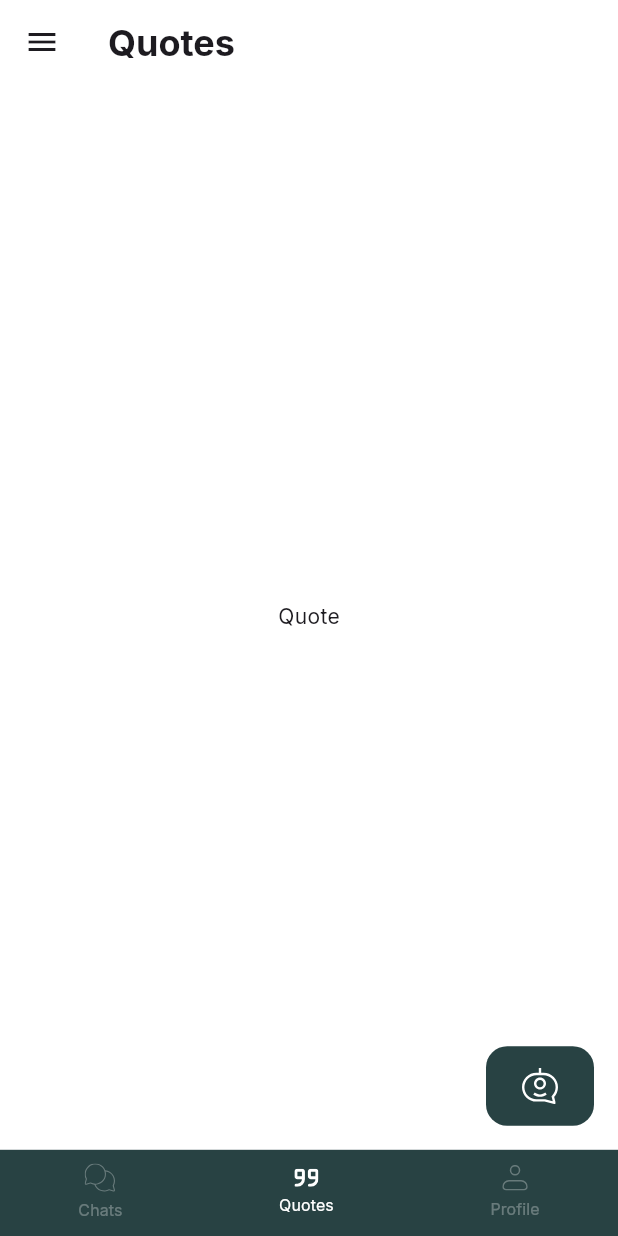
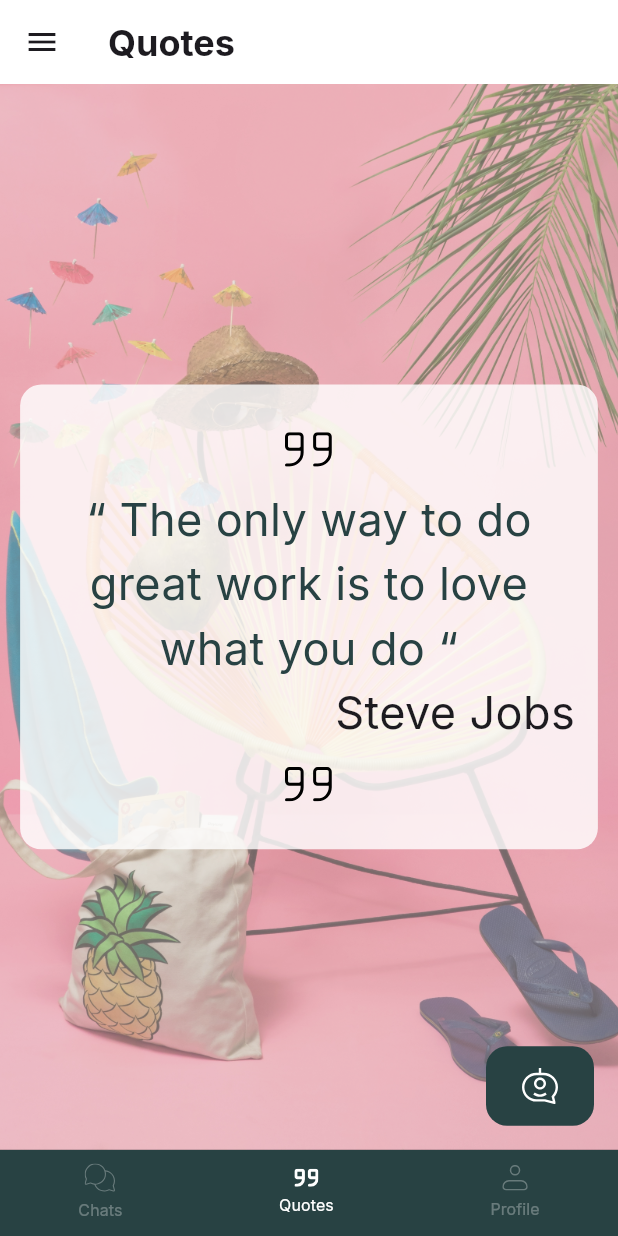
Before and after one commit to EzatRashad/Tranqulity, a Flutter app: the LayoutView screen opened directly, after a tap on "Quotes", on a phone screen of 412 x 824 dp. Run offline on Flutter 3.47's test engine with Material 3 defaults, Android fonts, the phone set to English and light mode, and no system bars; our stand-ins replace flutter_screenutil, flutter_svg.

Commit message:
first commit add quote and chat view

```diff
--- /dev/null
+++ b/devtools_options.yaml
@@ -0,0 +1,3 @@
+description: This file stores settings for Dart & Flutter DevTools.
+documentation: https://docs.flutter.dev/tools/devtools/extensions#configure-extension-enablement-states
+extensions:
--- a/lib/main.dart
+++ b/lib/main.dart
@@ -1,6 +1,7 @@
 import 'package:flutter/material.dart';
 import 'package:flutter_screenutil/flutter_screenutil.dart';
 import 'package:tranqulity/core/style/app_theme.dart';
+import 'package:tranqulity/views/login/login.dart';
 import 'package:tranqulity/views/splash.dart';
 
 void main() {
--- a/lib/views/chat/chat_view.dart
+++ b/lib/views/chat/chat_view.dart
@@ -1,30 +1,27 @@
 import 'package:flutter/material.dart';
 import 'package:flutter_screenutil/flutter_screenutil.dart';
+import 'package:tranqulity/core/style/app_colors.dart';
 import 'package:tranqulity/core/utils/utils.dart';
 import 'package:tranqulity/core/widgets/custom_image_widget.dart';
+import 'package:tranqulity/views/chat/widgets/chats_list.dart';
+import 'package:tranqulity/views/chat/widgets/empty_chat.dart';
 
-class ChatView extends StatelessWidget {
+class ChatView extends StatefulWidget {
   const ChatView({super.key});
+
+  @override
+  State<ChatView> createState() => _ChatViewState();
+}
+
+class _ChatViewState extends State<ChatView> {
+  bool emptyChat = false;
 
   @override
   Widget build(BuildContext context) {
     return Scaffold(
-
-      body: Center(
-        child: Column(
-          mainAxisSize: MainAxisSize.min,
-          children: [
-            AppImage(imageName: "chat_body.png"),
-            8.ph,
-            Text(
-              "You don’t have any Chats yet.",
-              style: Theme.of(
-                context,
-              ).textTheme.titleMedium!.copyWith(fontSize: 20.sp),
-            ),
-          ],
-        ),
-      ),
+      body: emptyChat
+          ? EmptyChat()
+          : ChatsList(),
     );
   }
 }
--- /dev/null
+++ b/lib/views/chat/widgets/chats_list.dart
@@ -0,0 +1,54 @@
+import 'package:flutter/material.dart';
+import 'package:flutter_screenutil/flutter_screenutil.dart';
+import 'package:tranqulity/core/style/app_colors.dart';
+import 'package:tranqulity/core/utils/utils.dart';
+import 'package:tranqulity/core/widgets/custom_image_widget.dart';
+
+class ChatsList extends StatelessWidget {
+  const ChatsList({super.key});
+
+  @override
+  Widget build(BuildContext context) {
+    return ListView.separated(
+      padding: EdgeInsets.symmetric(horizontal: 24.w),
+      itemCount: 5,
+      itemBuilder: (context, index) => Row(
+        children: [
+          Expanded(
+            child: Container(
+              padding: EdgeInsets.symmetric(horizontal: 16.w, vertical: 18.h),
+              height: 56,
+              decoration: BoxDecoration(
+                color: AppColors.primary.withValues(alpha: .10),
+                borderRadius: BorderRadius.circular(16.r),
+                border: Border.all(
+                  color: AppColors.black
+                )
+              ),
+              child: Row(
+                children: [
+                  Text(
+                    "About Work",
+                    style: Theme.of(context).textTheme.titleSmall!.copyWith(
+                      fontVariations: [FontVariation("wght", 500)],
+                    ),
+                  ),
+                  Spacer(),
+                  Text(
+                    "10/12/2021",
+                    style: Theme.of(context).textTheme.titleSmall!.copyWith(
+                      fontSize: 10.sp,
+                      fontVariations: [FontVariation("wght", 500)],
+                    ),
+                  ),
+                ],
+              ),
+            ),
+          ),
+          AppImage(imageName: "delete.svg"),
+        ],
+      ),
+      separatorBuilder: (context, index) => 16.ph,
+    );
+  }
+}
--- a/lib/views/layout/layout.dart
+++ b/lib/views/layout/layout.dart
@@ -6,6 +6,7 @@ import 'package:tranqulity/core/widgets/button_widget.dart';
 import 'package:tranqulity/core/widgets/custom_image_widget.dart';
 import 'package:tranqulity/views/chat/chat_view.dart';
 import 'package:tranqulity/views/layout/widgets/app_drawer.dart';
+import 'package:tranqulity/views/quotes.dart';
 
 class LayoutView extends StatefulWidget {
   const LayoutView({super.key});
@@ -16,25 +17,16 @@ class LayoutView extends StatefulWidget {
 
 class _LayoutViewState extends State<LayoutView> {
   final list = [
-    Model(
-      'chat.svg',
-      'chats_active.svg',
-      'Chats',
-      ChatView(),
-    ),
-    Model(
-      'quote.svg',
-      'quote_active.svg',
-      'Quotes',
-      Scaffold(body: Center(child: Text("Quote"))),
-    ),
+    Model('chat.svg', 'chats_active.svg', 'Chats', () => const ChatView()),
+    Model('quote.svg', 'quote_active.svg', 'Quotes', () => const QuotesView()),
     Model(
       'profile.svg',
       'profile_acive.svg',
       'Profile',
-      Scaffold(body: Center(child: Text("Profile"))),
+      () => const Scaffold(body: Center(child: Text("Profile"))),
     ),
   ];
+
   int currentIndex = 0;
 
   @override
@@ -57,7 +49,7 @@ class _LayoutViewState extends State<LayoutView> {
           style: TextStyle(fontSize: 24, fontWeight: FontWeight.bold),
         ),
       ),
-      body: list[currentIndex].page,
+      body: list[currentIndex].builder(),
       bottomNavigationBar: Container(
         height: 65.h,
         color: AppColors.primary,
@@ -67,9 +59,8 @@ class _LayoutViewState extends State<LayoutView> {
             list.length,
             (index) => GestureDetector(
               onTap: () {
-                setState(() {
-                  currentIndex = index;
-                });
+                if (currentIndex == index) return;
+                setState(() => currentIndex = index);
               },
               child: Column(
                 mainAxisAlignment: MainAxisAlignment.center,
@@ -101,6 +92,7 @@ class _LayoutViewState extends State<LayoutView> {
 
 class Model {
   final String image, activeImage, label;
-  final Widget page;
-  Model(this.image, this.activeImage, this.label, this.page);
+  final Widget Function() builder;
+
+  Model(this.image, this.activeImage, this.label, this.builder);
 }
--- a/lib/views/onboarding.dart
+++ b/lib/views/onboarding.dart
@@ -4,6 +4,7 @@ import 'package:tranqulity/core/style/app_colors.dart';
 import 'package:tranqulity/core/utils/navigate.dart';
 import 'package:tranqulity/core/utils/utils.dart';
 import 'package:tranqulity/core/widgets/custom_image_widget.dart';
+import 'package:tranqulity/views/layout/layout.dart';
 import 'package:tranqulity/views/login/login.dart';
 
 class OnboardingView extends StatefulWidget {
@@ -102,7 +103,7 @@ class _OnboardingViewState extends State<OnboardingView> {
               12.pw,
               GestureDetector(
                 onTap: () {
-                  context.nextScreen(const LoginView(), replacment: true);
+                  context.nextScreen(const LoginView(), );
                 },
                 child: Text("Skip", style: theme.titleSmall),
               ),
@@ -110,7 +111,7 @@ class _OnboardingViewState extends State<OnboardingView> {
               GestureDetector(
                 onTap: () {
                   if (currentPage == onboardingData.length - 1) {
-                    context.nextScreen(const LoginView(), replacment: true);
+                    context.nextScreen(const LoginView(),  );
                   } else {
                     pageController.nextPage(
                       duration: const Duration(milliseconds: 300),
--- /dev/null
+++ b/lib/views/quotes.dart
@@ -0,0 +1,78 @@
+import 'package:flutter/material.dart';
+import 'package:flutter_screenutil/flutter_screenutil.dart';
+import 'package:tranqulity/core/utils/utils.dart';
+import 'package:tranqulity/core/widgets/custom_image_widget.dart';
+
+import '../core/style/app_colors.dart';
+
+class QuotesView extends StatelessWidget {
+  const QuotesView({super.key});
+
+  @override
+  Widget build(BuildContext context) {
+    return Scaffold(
+      body: Stack(
+        children: [
+          Container(
+            width: double.infinity,
+            height: double.infinity,
+            decoration: BoxDecoration(
+              image: DecorationImage(
+                image: AssetImage("assets/images/q.jpg"),
+                fit: BoxFit.cover,
+              ),
+            ),
+          ),
+
+          Container(
+            width: double.infinity,
+            height: double.infinity,
+            color: Color(0xffD9D9D9).withValues(alpha: .45),
+            child: Center(
+              child: Padding(
+                padding: EdgeInsets.symmetric(horizontal: 14.w),
+                child: Container(
+                  padding: EdgeInsets.symmetric(
+                    horizontal: 16.w,
+                    vertical: 36.h,
+                  ),
+                  width: double.infinity,
+                  decoration: BoxDecoration(
+                    color: AppColors.white.withValues(alpha: .81),
+                    borderRadius: BorderRadius.circular(16.r),
+                  ),
+                  child: Column(
+                    mainAxisSize: MainAxisSize.min,
+                    children: [
+                      AppImage(imageName: "quote2.svg"),
+                      16.ph,
+                      Text(
+                        "“ The only way to do great work is to love what you do “",
+                        style: TextStyle(
+                          fontSize: 34.sp,
+                          color: AppColors.primary,
+                        ),
+                        textAlign: TextAlign.center,
+                      ),
+                      Align(
+                        alignment: Alignment.centerRight,
+                        child: Text(
+                          "Steve Jobs",
+                          style: TextStyle(
+                            fontSize: 34.sp,
+                          ),
+                        ),
+                      ),
+                      16.ph,
+                      AppImage(imageName: "quote2.svg"),
+                    ],
+                  ),
+                ),
+              ),
+            ),
+          ),
+        ],
+      ),
+    );
+  }
+}
--- a/pubspec.yaml
+++ b/pubspec.yaml
@@ -15,6 +15,7 @@ dependencies:
   cupertino_icons: ^1.0.8
   flutter_screenutil:
   flutter_svg:
+  device_preview:
 
 dev_dependencies:
   flutter_test:
```
Also changed, not shown: lib/core/utils/navigate.dart (+20 -29 lines), lib/views/chat/widgets/empty_chat.dart (added, +27 -0 lines), lib/views/login/login.dart (+16 -3 lines), lib/views/splash.dart (+6 -2 lines), assets/icons/quote2.svg (added), assets/images/q.jpg (added), pubspec.lock.
